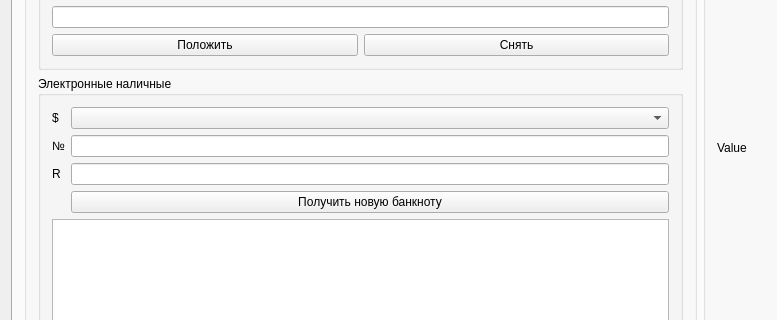
Before: the Qt Designer form mainwindow.ui in klv-codehub/rsa-cash, drawn with Qt 5; both pictures show x 0 to 777 and y 337 to 657 of the 921 by 915 pixel window.
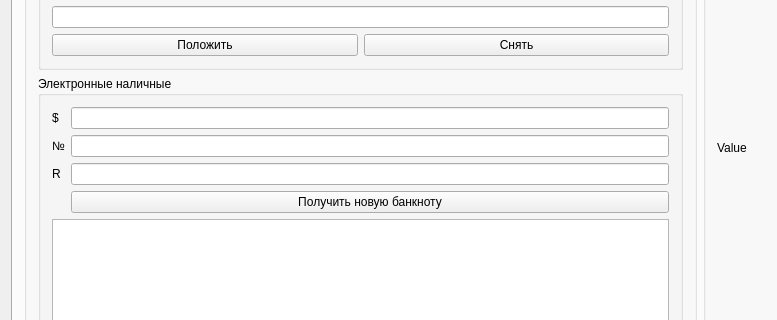
After: the same form once the commit is applied.

Diff of the .ui file:
```diff
--- a/mainwindow.ui
+++ b/mainwindow.ui
@@ -261,8 +261,6 @@
              <property name="title">
               <string>Электронные наличные</string>
              </property>
-             <layout class="QGridLayout" name="gridLayout_8">
-              <item row="0" column="0">
                <layout class="QGridLayout" name="gridLayout_5">
                 <item row="0" column="0">
                  <widget class="QLabel" name="label_23">
@@ -271,6 +269,9 @@
                   </property>
                  </widget>
                 </item>
+              <item row="0" column="1">
+               <widget class="QLineEdit" name="lineEdit_banknote_nom"/>
+              </item>
                 <item row="1" column="0">
                  <widget class="QLabel" name="label_24">
                   <property name="text">
@@ -298,12 +299,7 @@
                   </property>
                  </widget>
                 </item>
-                <item row="0" column="1">
-                 <widget class="QComboBox" name="comboBox_banknote_nom"/>
-                </item>
-               </layout>
-              </item>
-              <item row="1" column="0">
+              <item row="4" column="0" colspan="2">
                <layout class="QGridLayout" name="gridLayout_7">
                 <item row="0" column="0" colspan="2">
                  <widget class="QListWidget" name="listWidget_banknotes"/>
```
Left out of the diff: 10 changed lines with no effect on the pictures. Lines whose indentation alone changed are shown as unchanged.
